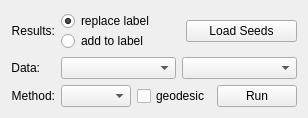
Above: gui/widgets/graphsegwidget.ui from gerbilvis/gerbil before the change. Below: the same form after it.
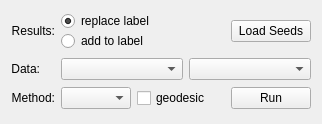
That is the form after the change. Icons and pictures are not drawn.

```diff
--- a/gui/widgets/graphsegwidget.ui
+++ b/gui/widgets/graphsegwidget.ui
@@ -2,7 +2,18 @@
 <ui version="4.0">
  <class>GraphSegWidget</class>
  <widget class="QWidget" name="GraphSegWidget">
+  <property name="geometry">
+   <rect>
+    <x>0</x>
+    <y>0</y>
+    <width>322</width>
+    <height>124</height>
+   </rect>
+  </property>
   <layout class="QGridLayout" name="gridLayout">
+   <property name="topMargin">
+    <number>10</number>
+   </property>
    <item row="0" column="1">
     <layout class="QHBoxLayout" name="horizontalLayout_3">
      <item>
@@ -40,6 +51,12 @@
        <property name="orientation">
         <enum>Qt::Horizontal</enum>
        </property>
+       <property name="sizeHint" stdset="0">
+        <size>
+         <width>0</width>
+         <height>0</height>
+        </size>
+       </property>
       </spacer>
      </item>
      <item>
```
